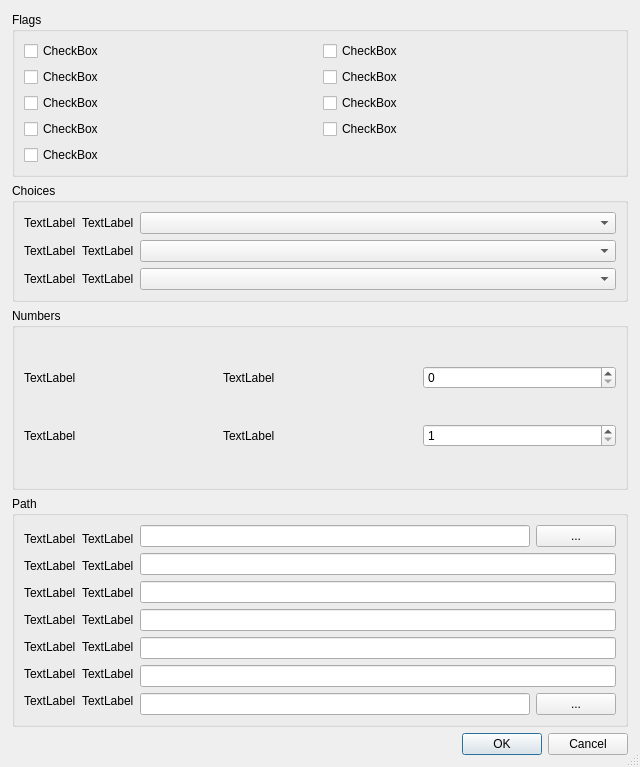
Before: the Qt Designer form tidal_dl_ng/ui/dialog_settings.ui in exislow/tidal-dl-ng, drawn with Qt 5.
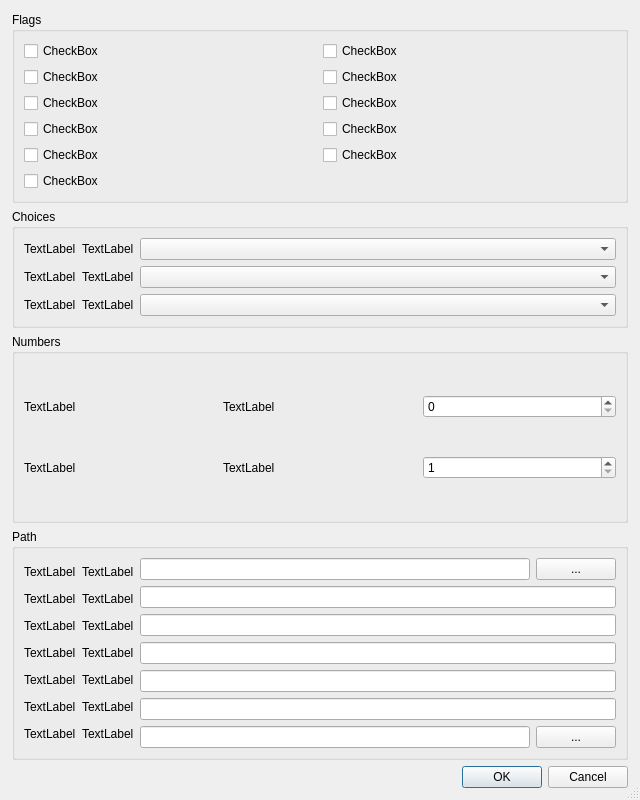
After: the same form once the commit is applied.

Commit message: ✨ Config options created for symlinking tracks and playlist creation.

The edit to the form file:
```diff
--- a/tidal_dl_ng/ui/dialog_settings.ui
+++ b/tidal_dl_ng/ui/dialog_settings.ui
@@ -7,7 +7,7 @@
     <x>0</x>
     <y>0</y>
     <width>640</width>
-    <height>767</height>
+    <height>800</height>
    </rect>
   </property>
   <property name="sizePolicy">
@@ -224,7 +224,33 @@
            </layout>
           </item>
           <item>
-           <layout class="QVBoxLayout" name="verticalLayout_3"/>
+           <layout class="QVBoxLayout" name="lv_symlink_to_track">
+            <item>
+             <widget class="QCheckBox" name="cb_symlink_to_track">
+              <property name="text">
+               <string>CheckBox</string>
+              </property>
+             </widget>
+            </item>
+           </layout>
+          </item>
+         </layout>
+        </item>
+        <item>
+         <layout class="QHBoxLayout" name="horizontalLayout_12">
+          <item>
+           <layout class="QVBoxLayout" name="lv_playlist_create">
+            <item>
+             <widget class="QCheckBox" name="cb_playlist_create">
+              <property name="text">
+               <string>CheckBox</string>
+              </property>
+             </widget>
+            </item>
+           </layout>
+          </item>
+          <item>
+           <layout class="QVBoxLayout" name="verticalLayout_4"/>
           </item>
          </layout>
         </item>
```
The commit also changes 3 other files.
